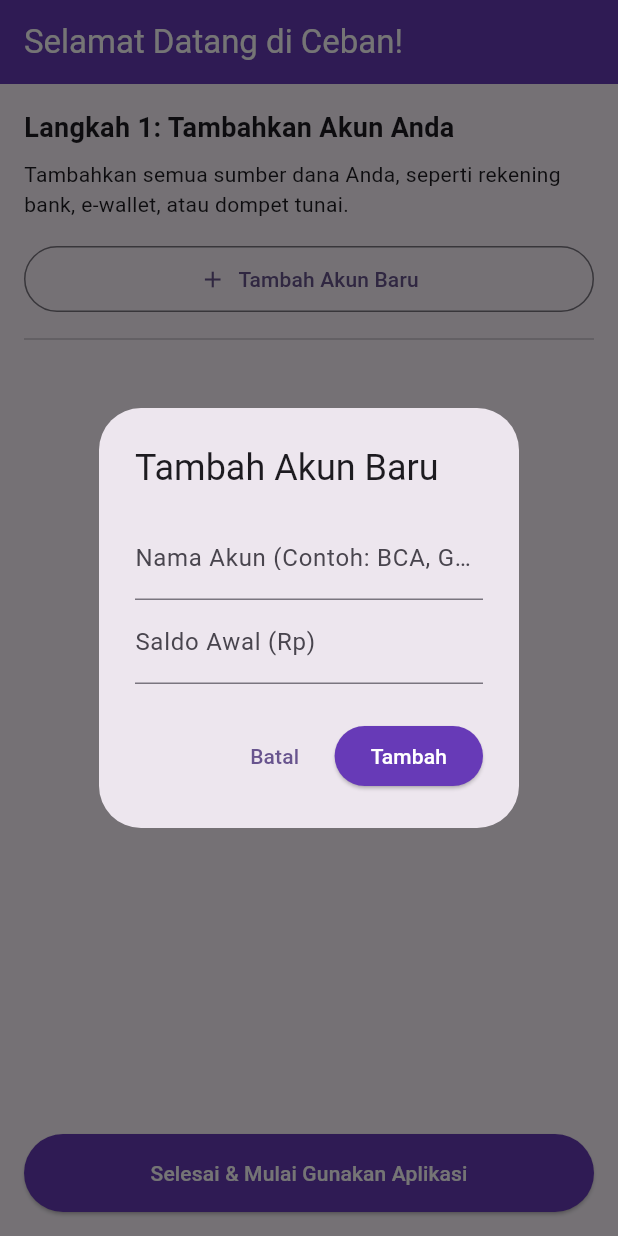
After one commit to alifian13/Flutter, a Flutter app: the screen it shows after launch, after a tap on "Tambah Akun Baru", on a phone screen of 412 x 824 dp. The commit adds this screen. Run offline on Flutter 3.47's test engine with Material 3 defaults, Android fonts, the phone set to English and light mode, and no system bars; our stand-ins replace csv, file_picker, hive, hive_flutter, shared_preferences; missing offline and left inert: notification_listener_service; accounts and stored records are empty.

Commit message:
episode 2

```diff
--- /dev/null
+++ b/lib/app/data/local/models/account_model.dart
@@ -0,0 +1,15 @@
+import 'package:hive/hive.dart';
+
+part 'account_model.g.dart';
+
+@HiveType(typeId: 2) // ID tipe harus unik
+class Account extends HiveObject {
+  @HiveField(0)
+  late String name;
+
+  @HiveField(1)
+  late double initialBalance;
+
+  @HiveField(2)
+  late String icon; // Untuk menyimpan nama ikon, misal: 'account_balance'
+}
--- a/lib/app/data/local/models/transaction_model.dart
+++ b/lib/app/data/local/models/transaction_model.dart
@@ -1,4 +1,5 @@
 import 'package:hive/hive.dart';
+import '../models/account_model.dart';
 part 'transaction_model.g.dart';
 
 // Enum untuk tipe transaksi
@@ -22,7 +23,9 @@ class Transaction extends HiveObject {
   @HiveField(2)
   late DateTime date;
 
-  // Field baru untuk tipe transaksi
   @HiveField(3)
   late TransactionType type;
+
+  @HiveField(4)
+  late Account account;
 }
--- /dev/null
+++ b/lib/app/presentation/screens/onboarding_screen.dart
@@ -0,0 +1,194 @@
+import '../../data/local/models/account_model.dart';
+import '../../data/local/models/transaction_model.dart';
+import '../screens/home_screen.dart';
+import '/core/utils/constants.dart';
+import 'package:flutter/material.dart';
+import 'package:hive_flutter/hive_flutter.dart';
+import 'package:shared_preferences/shared_preferences.dart';
+
+class OnboardingScreen extends StatefulWidget {
+  const OnboardingScreen({super.key});
+
+  @override
+  State<OnboardingScreen> createState() => _OnboardingScreenState();
+}
+
+class _OnboardingScreenState extends State<OnboardingScreen> {
+  // List untuk menampung akun yang akan dibuat sementara di memori
+  final List<Account> _accounts = [];
+  bool _isLoading = false;
+
+  void _showAddAccountDialog() {
+    final nameController = TextEditingController();
+    final balanceController = TextEditingController();
+    final formKey = GlobalKey<FormState>();
+
+    showDialog(
+      context: context,
+      builder: (context) {
+        return AlertDialog(
+          title: const Text('Tambah Akun Baru'),
+          content: Form(
+            key: formKey,
+            child: Column(
+              mainAxisSize: MainAxisSize.min,
+              children: [
+                TextFormField(
+                  controller: nameController,
+                  decoration: const InputDecoration(labelText: 'Nama Akun (Contoh: BCA, Gopay)'),
+                  validator: (value) => (value == null || value.isEmpty) ? 'Nama tidak boleh kosong' : null,
+                ),
+                TextFormField(
+                  controller: balanceController,
+                  decoration: const InputDecoration(labelText: 'Saldo Awal (Rp)'),
+                  keyboardType: TextInputType.number,
+                  validator: (value) {
+                    if (value == null || value.isEmpty) {
+                      return 'Saldo tidak boleh kosong';
+                    }
+                    if (double.tryParse(value) == null) {
+                      return 'Masukkan angka yang valid';
+                    }
+                    return null;
+                  },
+                ),
+              ],
+            ),
+          ),
+          actions: [
+            TextButton(onPressed: () => Navigator.pop(context), child: const Text('Batal')),
+            ElevatedButton(
+              onPressed: () {
+                if (formKey.currentState!.validate()) {
+                  setState(() {
+                    _accounts.add(Account()
+                      ..name = nameController.text
+                      // Menggunakan double.parse untuk memastikan tipe datanya benar
+                      ..initialBalance = double.parse(balanceController.text)
+                      ..icon = 'wallet'); // Ikon default, bisa dikembangkan nanti
+                  });
+                  Navigator.pop(context);
+                }
+              },
+              child: const Text('Tambah'),
+            ),
+          ],
+        );
+      },
+    );
+  }
+
+  // --- LOGIKA YANG DIPERBAIKI ---
+  Future<void> _finishOnboarding() async {
+    if (_accounts.isEmpty) {
+      ScaffoldMessenger.of(context).showSnackBar(
+        const SnackBar(content: Text('Harap tambahkan minimal satu akun.')),
+      );
+      return;
+    }
+
+    setState(() => _isLoading = true);
+
+    final accountBox = Hive.box<Account>('accounts');
+    final transactionBox = Hive.box<Transaction>(kTransactionsBox);
+
+    // Proses setiap akun satu per satu untuk memastikan relasi terbentuk dengan benar
+    for (var account in _accounts) {
+      // 1. Simpan objek 'account' ke dalam box-nya TERLEBIH DAHULU.
+      await accountBox.add(account);
+
+      // Setelah langkah di atas, 'account' sekarang adalah objek yang dikelola Hive
+      // dan siap untuk ditautkan ke objek lain.
+
+      // 2. Buat transaksi "Saldo Awal" yang merujuk ke 'account' yang sudah disimpan.
+      final initialTransaction = Transaction()
+        ..description = 'Saldo Awal'
+        ..amount = account.initialBalance
+        ..date = DateTime.now()
+        ..type = TransactionType.pemasukan
+        ..account = account; // Baris ini sekarang akan berjalan tanpa error
+
+      // 3. Simpan transaksi tersebut.
+      await transactionBox.add(initialTransaction);
+    }
+
+    // 4. Tandai bahwa proses onboarding telah selesai.
+    final prefs = await SharedPreferences.getInstance();
+    await prefs.setBool(kFirstLaunchKey, false);
+
+    // 5. Pindahkan pengguna ke halaman utama.
+    if (mounted) {
+      Navigator.pushReplacement(
+        context,
+        MaterialPageRoute(builder: (context) => const HomeScreen()),
+      );
+    }
+  }
+
+  @override
+  Widget build(BuildContext context) {
+    return Scaffold(
+      appBar: AppBar(
+        title: const Text('Selamat Datang di Ceban!'),
+      ),
+      body: Padding(
+        padding: const EdgeInsets.all(16.0),
+        child: _isLoading
+            ? const Center(child: CircularProgressIndicator())
+            : Column(
+          crossAxisAlignment: CrossAxisAlignment.stretch,
+          children: [
+            const Text(
+              'Langkah 1: Tambahkan Akun Anda',
+              style: TextStyle(fontSize: 18, fontWeight: FontWeight.bold),
+            ),
+            const SizedBox(height: 8),
+            const Text('Tambahkan semua sumber dana Anda, seperti rekening bank, e-wallet, atau dompet tunai.'),
+            const SizedBox(height: 16),
+            OutlinedButton.icon(
+              icon: const Icon(Icons.add),
+              label: const Text('Tambah Akun Baru'),
+              onPressed: _showAddAccountDialog,
+              style: OutlinedButton.styleFrom(
+                padding: const EdgeInsets.symmetric(vertical: 12),
+              ),
+            ),
+            const Divider(height: 32),
+            Expanded(
+              child: _accounts.isEmpty
+                  ? const Center(child: Text('Belum ada akun ditambahkan.'))
+                  : ListView.builder(
+                      itemCount: _accounts.length,
+                      itemBuilder: (context, index) {
+                        final account = _accounts[index];
+                        return Card(
+                          child: ListTile(
+                            leading: const Icon(Icons.account_balance_wallet),
+                            title: Text(account.name),
+                            subtitle: Text('Saldo Awal: Rp ${account.initialBalance.toStringAsFixed(0)}'),
+                            trailing: IconButton(
+                              icon: const Icon(Icons.delete, color: Colors.red),
+                              onPressed: () {
+                                setState(() {
+                                  _accounts.removeAt(index);
+                                });
+                              },
+                            ),
+                          ),
+                        );
+                      },
+                    ),
+            ),
+            ElevatedButton(
+              onPressed: _finishOnboarding,
+              style: ElevatedButton.styleFrom(
+                padding: const EdgeInsets.symmetric(vertical: 16),
+              ),
+              child: const Text('Selesai & Mulai Gunakan Aplikasi'),
+            ),
+          ],
+        ),
+      ),
+    );
+  }
+}
--- a/lib/core/utils/constants.dart
+++ b/lib/core/utils/constants.dart
@@ -0,0 +1,11 @@
+import 'package:flutter/material.dart';
+
+const String kTransactionsBox = 'transactions';
+
+const String kFirstLaunchKey = 'isFirstLaunch';
+
+const Color kPrimaryColor = Colors.deepPurple;
+const Color kIncomeColor = Colors.green;
+const Color kExpenseColor = Colors.red;
+
+const String kBackupFileName = 'ceban_backup.csv';
--- a/lib/main.dart
+++ b/lib/main.dart
@@ -1,25 +1,47 @@
 import '../app/presentation/screens/home_screen.dart';
 import '../app/data/local/models/transaction_model.dart';
+import '../app/services/notification_service.dart';
 import 'package:flutter/material.dart';
 import 'package:hive_flutter/hive_flutter.dart';
 import 'package:intl/date_symbol_data_local.dart';
+import 'package:shared_preferences/shared_preferences.dart';
+import '../app/data/local/models/account_model.dart';
+import '/core/utils/constants.dart';
+import '/app/presentation/screens/onboarding_screen.dart';
+
+// Variabel global untuk melacak apakah ini peluncuran pertama
+late bool isFirstLaunch;
 
 void main() async {
-  // Pastikan Flutter siap sebelum menjalankan kode lain
+  // 1. Pastikan Flutter siap sebelum menjalankan kode lain
   WidgetsFlutterBinding.ensureInitialized();
 
+  // 2. Inisialisasi format tanggal untuk Bahasa Indonesia
   await initializeDateFormatting('id_ID', null);
 
-  // Inisialisasi Hive
+  // 3. Inisialisasi Hive
   await Hive.initFlutter();
 
-  // Daftarkan Adapter yang sudah kita generate
+  // 4. Daftarkan semua Adapter yang kita miliki
   Hive.registerAdapter(TransactionAdapter());
   Hive.registerAdapter(TransactionTypeAdapter());
+  Hive.registerAdapter(AccountAdapter()); // <-- ADAPTER BARU DIDAFTARKAN
 
-  // Buka "box" (seperti tabel) untuk menyimpan transaksi
-  await Hive.openBox<Transaction>('transactions');
+  // 5. Buka semua "box" yang diperlukan aplikasi
+  await Hive.openBox<Transaction>(kTransactionsBox);
+  await Hive.openBox<Account>('accounts'); // <-- BOX BARU DIBUKA
 
+  // 6. Cek apakah ini pertama kalinya aplikasi dijalankan
+  final prefs = await SharedPreferences.getInstance();
+  // Menggunakan key dari file constants untuk konsistensi
+  isFirstLaunch = prefs.getBool(kFirstLaunchKey) ?? true;
+
+  // 7. Mulai mendengarkan notifikasi di background (jika diizinkan)
+  if (await AppNotificationService.isPermissionGranted()) {
+    await AppNotificationService.startListening();
+  }
+
+  // 8. Jalankan aplikasi
   runApp(const MyApp());
 }
 
@@ -31,11 +53,21 @@ class MyApp extends StatelessWidget {
     return MaterialApp(
       title: 'Ceban',
       theme: ThemeData(
-        colorScheme: ColorScheme.fromSeed(seedColor: Colors.deepPurple),
+        colorScheme: ColorScheme.fromSeed(seedColor: kPrimaryColor),
         useMaterial3: true,
+        appBarTheme: const AppBarTheme(
+          backgroundColor: kPrimaryColor,
+          foregroundColor: Colors.white,
+        ),
+        elevatedButtonTheme: ElevatedButtonThemeData(
+          style: ElevatedButton.styleFrom(
+            backgroundColor: kPrimaryColor,
+            foregroundColor: Colors.white,
+          )
+        ),
       ),
-      debugShowCheckedModeBanner: false, // Menghilangkan banner debug
-      home: const HomeScreen(), // Halaman pertama yang dibuka
+      debugShowCheckedModeBanner: false,
+      home: isFirstLaunch ? const OnboardingScreen() : const HomeScreen(),
     );
   }
 }
--- a/pubspec.yaml
+++ b/pubspec.yaml
@@ -45,6 +45,9 @@ dependencies:
   hive_flutter: ^1.1.0
   hive_generator: ^2.0.1
   build_runner: ^2.5.3
+  file_picker: ^10.2.0
+  path_provider: ^2.1.5
+  csv: ^6.0.0
 
 dev_dependencies:
   flutter_test:
```
Also changed, not shown: lib/app/presentation/screens/home_screen.dart (+12 -0 lines), lib/app/presentation/screens/settings_screen.dart (+119 -0 lines), lib/app/presentation/widgets/transaction_list_item.dart (+4 -5 lines), lib/app/services/file_service.dart (+89 -0 lines), lib/app/services/notification_service.dart (+46 -0 lines), lib/core/utils/formatter.dart (+17 -0 lines), lib/app/data/local/models/account_model.g.dart (added), lib/app/data/local/models/transaction_model.g.dart, pubspec.lock, 1 other file.
